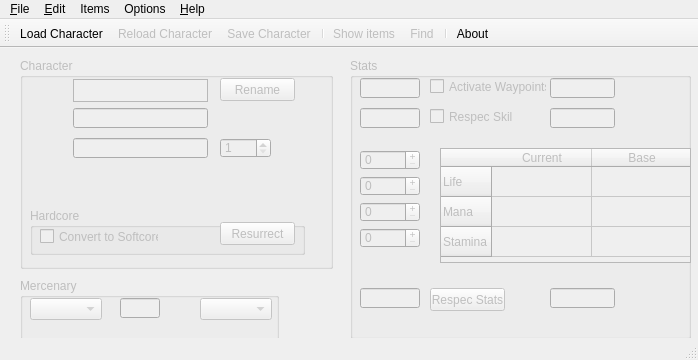
Qt form medianxlofflinetools.ui (kambala-decapitator/MedianXLOfflineTools) before a commit.
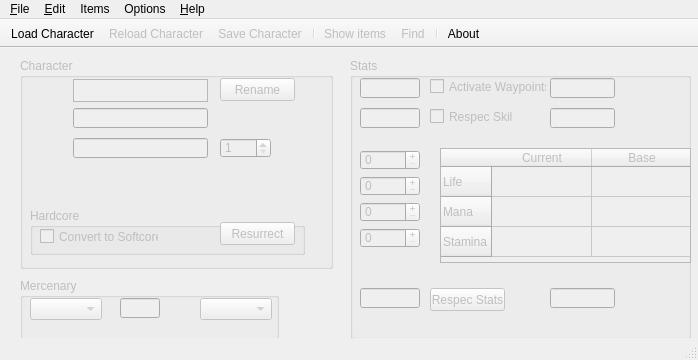
The same form after that commit. Icons and pictures are not drawn.

What changed in the file:
```diff
--- a/medianxlofflinetools.ui
+++ b/medianxlofflinetools.ui
@@ -686,7 +686,7 @@
     <string>Toolbar</string>
    </property>
    <property name="movable">
-    <bool>true</bool>
+    <bool>false</bool>
    </property>
    <property name="floatable">
     <bool>true</bool>
```
Left out of the diff: 2 changed lines with no effect on the pictures.
